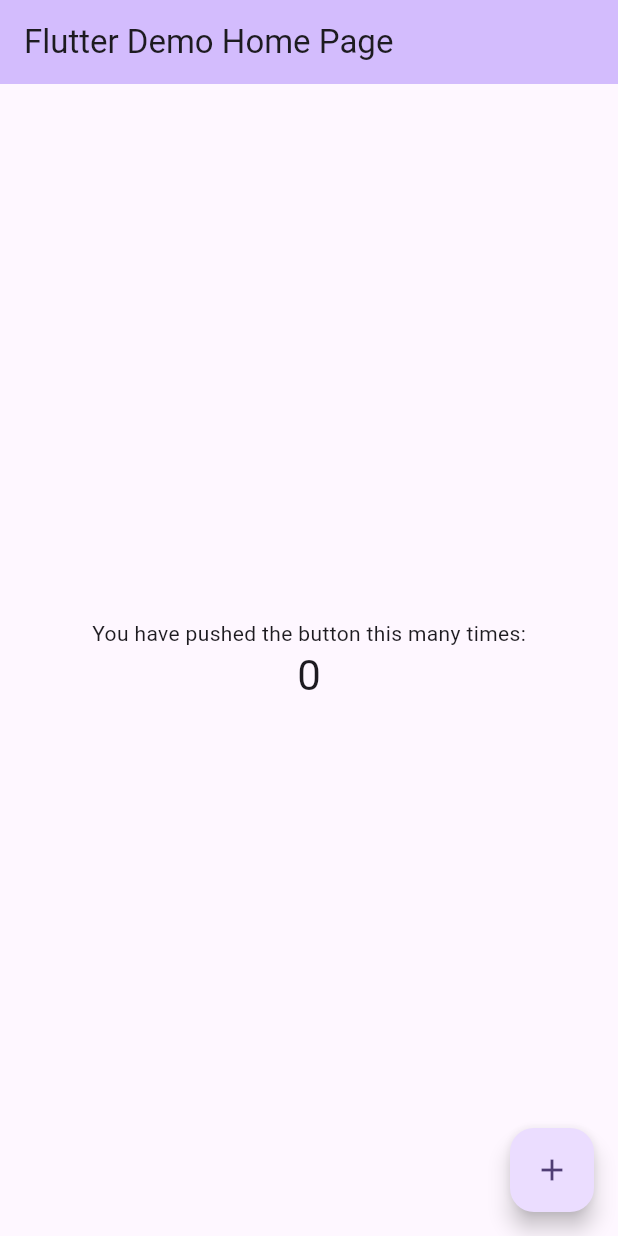
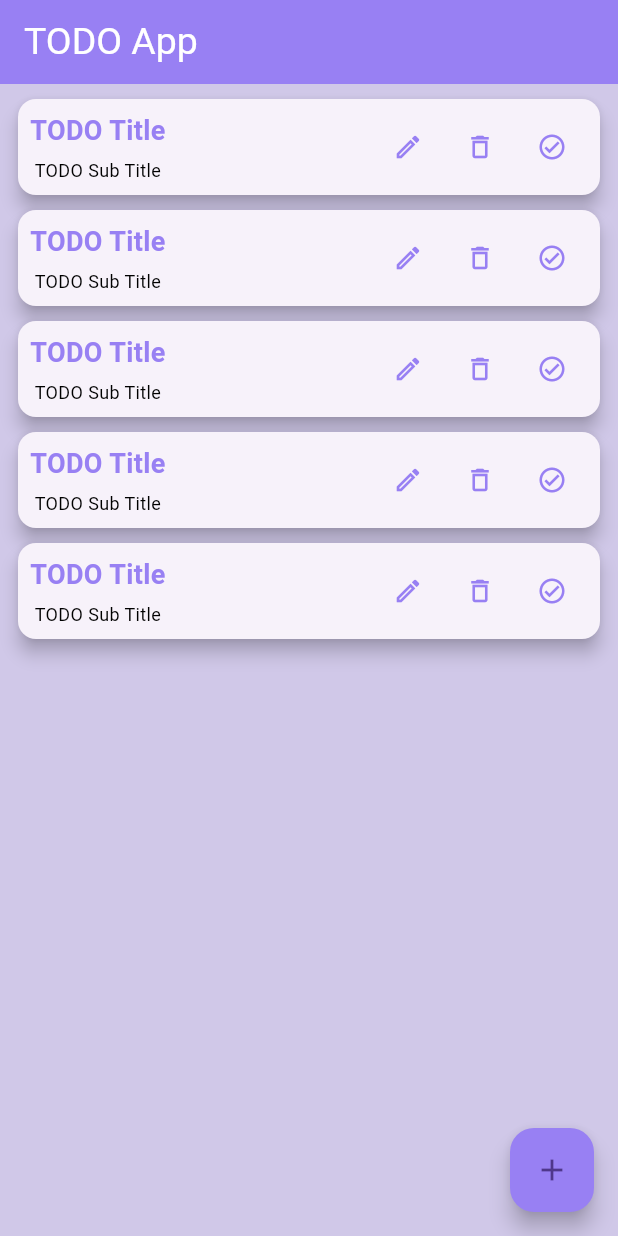
Before and after one commit to Suhaila-Farahat/todo-depi, a Flutter app: the screen it shows after launch, on a phone screen of 412 x 824 dp. Run offline on Flutter 3.47's test engine with Material 3 defaults, Android fonts, the phone set to English and light mode, and no system bars.

Commit message:
home commit

```diff
--- /dev/null
+++ b/lib/Constants.dart
@@ -0,0 +1,5 @@
+import 'dart:ui';
+
+Color backgroundColor = const Color(0xffd0c8e8) ;
+
+Color defaultColor = const Color(0xff9880f3) ;
--- /dev/null
+++ b/lib/ToDo page.dart
@@ -0,0 +1,101 @@
+import 'package:flutter/material.dart';
+import 'package:todo_depi/Constants.dart';
+
+class TodoPage extends StatelessWidget {
+  const TodoPage({super.key});
+
+  @override
+  Widget build(BuildContext context) {
+    return Scaffold(
+      backgroundColor: backgroundColor,
+      appBar: AppBar(
+        title: const Text(
+          'TODO App',
+          style: TextStyle(color: Colors.white, fontSize: 25),
+        ),
+        backgroundColor: defaultColor,
+      ),
+      body: ListView.builder(
+        itemBuilder: (BuildContext context, int index) => Card(
+          elevation: 5,
+          margin: EdgeInsets.only(
+              top: 10,
+              right: 12,
+              left: 12
+          ),
+          child: Padding(
+            padding: const EdgeInsets.all(8.0),
+            child: Row(
+              children: [
+                Expanded(
+                  child: Column(
+                    children: [
+                      Row(
+                        mainAxisAlignment: MainAxisAlignment.spaceBetween,
+                        children: [
+                          Column(
+                            children: [
+                              Text(
+                                "TODO Title",
+                                style: TextStyle(
+                                    fontSize: 18,
+                                    fontWeight: FontWeight.bold,
+                                    color: defaultColor),
+                              ),
+                              SizedBox(
+                                height: 5,
+                              ),
+                              Text(
+                                "TODO Sub Title",
+                                style: TextStyle(
+                                    fontSize: 12, color: Colors.black),
+                              ),
+                            ],
+                          ),
+                          Row(
+                            children: [
+                              IconButton(
+                                  onPressed: () {},
+                                  icon: Icon(
+                                    Icons.mode_edit_outline_outlined,
+                                    color: defaultColor,
+                                    size: 20,
+                                  )),
+                              IconButton(
+                                  onPressed: () {},
+                                  icon: Icon(
+                                    Icons.delete_outline_outlined,
+                                    color: defaultColor,
+                                    size: 20,
+                                  )),
+                              IconButton(
+                                  onPressed: () {},
+                                  icon: Icon(
+                                    Icons.check_circle_outline_outlined,
+                                    color: defaultColor,
+                                    size: 20,
+                                  )),
+                            ],
+                          ),
+                        ],
+                      ),
+                    ],
+                  ),
+                ),
+              ],
+            ),
+          ),
+        ),
+        itemCount: 5,
+      ),
+      floatingActionButton: FloatingActionButton(
+        backgroundColor: defaultColor,
+        onPressed: (){},
+        child: Icon(
+          Icons.add,
+        ),
+      ),
+
+    );
+  }
+}
--- a/lib/main.dart
+++ b/lib/main.dart
@@ -1,4 +1,5 @@
 import 'package:flutter/material.dart';
+import 'package:todo_depi/ToDo%20page.dart';
 
 void main() {
   runApp(const MyApp());
@@ -10,116 +11,11 @@ class MyApp extends StatelessWidget {
   // This widget is the root of your application.
   @override
   Widget build(BuildContext context) {
-    return MaterialApp(
-      title: 'Flutter Demo',
-      theme: ThemeData(
-        // This is the theme of your application.
-        //
-        // TRY THIS: Try running your application with "flutter run". You'll see
-        // the application has a blue toolbar. Then, without quitting the app,
-        // try changing the seedColor in the colorScheme below to Colors.green
-        // and then invoke "hot reload" (save your changes or press the "hot
-        // reload" button in a Flutter-supported IDE, or press "r" if you used
-        // the command line to start the app).
-        //
-        // Notice that the counter didn't reset back to zero; the application
-        // state is not lost during the reload. To reset the state, use hot
-        // restart instead.
-        //
-        // This works for code too, not just values: Most code changes can be
-        // tested with just a hot reload.
-        colorScheme: ColorScheme.fromSeed(seedColor: Colors.deepPurple),
-        useMaterial3: true,
-      ),
-      home: const MyHomePage(title: 'Flutter Demo Home Page'),
+    return const MaterialApp(
+      debugShowCheckedModeBanner: false,
+      title: 'TODO app',
+
+      home: TodoPage(),
     );
   }
 }
-
-class MyHomePage extends StatefulWidget {
-  const MyHomePage({super.key, required this.title});
-
-  // This widget is the home page of your application. It is stateful, meaning
-  // that it has a State object (defined below) that contains fields that affect
-  // how it looks.
-
-  // This class is the configuration for the state. It holds the values (in this
-  // case the title) provided by the parent (in this case the App widget) and
-  // used by the build method of the State. Fields in a Widget subclass are
-  // always marked "final".
-
-  final String title;
-
-  @override
-  State<MyHomePage> createState() => _MyHomePageState();
-}
-
-class _MyHomePageState extends State<MyHomePage> {
-  int _counter = 0;
-
-  void _incrementCounter() {
-    setState(() {
-      // This call to setState tells the Flutter framework that something has
-      // changed in this State, which causes it to rerun the build method below
-      // so that the display can reflect the updated values. If we changed
-      // _counter without calling setState(), then the build method would not be
-      // called again, and so nothing would appear to happen.
-      _counter++;
-    });
-  }
-
-  @override
-  Widget build(BuildContext context) {
-    // This method is rerun every time setState is called, for instance as done
-    // by the _incrementCounter method above.
-    //
-    // The Flutter framework has been optimized to make rerunning build methods
-    // fast, so that you can just rebuild anything that needs updating rather
-    // than having to individually change instances of widgets.
-    return Scaffold(
-      appBar: AppBar(
-        // TRY THIS: Try changing the color here to a specific color (to
-        // Colors.amber, perhaps?) and trigger a hot reload to see the AppBar
-        // change color while the other colors stay the same.
-        backgroundColor: Theme.of(context).colorScheme.inversePrimary,
-        // Here we take the value from the MyHomePage object that was created by
-        // the App.build method, and use it to set our appbar title.
-        title: Text(widget.title),
-      ),
-      body: Center(
-        // Center is a layout widget. It takes a single child and positions it
-        // in the middle of the parent.
-        child: Column(
-          // Column is also a layout widget. It takes a list of children and
-          // arranges them vertically. By default, it sizes itself to fit its
-          // children horizontally, and tries to be as tall as its parent.
-          //
-          // Column has various properties to control how it sizes itself and
-          // how it positions its children. Here we use mainAxisAlignment to
-          // center the children vertically; the main axis here is the vertical
-          // axis because Columns are vertical (the cross axis would be
-          // horizontal).
-          //
-          // TRY THIS: Invoke "debug painting" (choose the "Toggle Debug Paint"
-          // action in the IDE, or press "p" in the console), to see the
-          // wireframe for each widget.
-          mainAxisAlignment: MainAxisAlignment.center,
-          children: <Widget>[
-            const Text(
-              'You have pushed the button this many times:',
-            ),
-            Text(
-              '$_counter',
-              style: Theme.of(context).textTheme.headlineMedium,
-            ),
-          ],
-        ),
-      ),
-      floatingActionButton: FloatingActionButton(
-        onPressed: _incrementCounter,
-        tooltip: 'Increment',
-        child: const Icon(Icons.add),
-      ), // This trailing comma makes auto-formatting nicer for build methods.
-    );
-  }
-}
```
Also changed, not shown: lib/home_page.dart (deleted).
